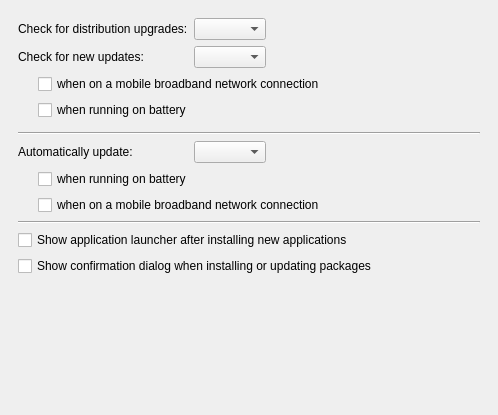
The window that ApperKCM/Settings/Settings.ui (KDE/apper) describes before a commit, drawn with Qt 5.
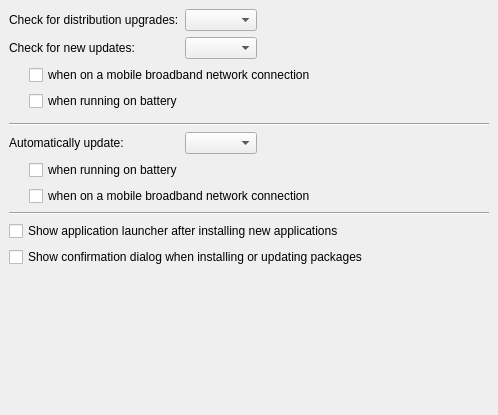
The same window after the commit. Custom widgets are drawn as their Qt base class.

Patch:
```diff
--- a/ApperKCM/Settings/Settings.ui
+++ b/ApperKCM/Settings/Settings.ui
@@ -20,13 +20,16 @@
    <property name="margin">
     <number>0</number>
    </property>
-   <item row="0" column="0">
+   <item row="1" column="0">
     <widget class="QStackedWidget" name="stackedWidget">
      <property name="currentIndex">
       <number>0</number>
      </property>
      <widget class="QWidget" name="page">
       <layout class="QGridLayout" name="gridLayout_3">
+       <property name="margin">
+        <number>0</number>
+       </property>
        <item row="0" column="0">
         <widget class="QWidget" name="widget" native="true">
          <layout class="QHBoxLayout" name="horizontalLayout">
@@ -260,6 +263,12 @@
    <extends>QComboBox</extends>
    <header>kcombobox.h</header>
   </customwidget>
+  <customwidget>
+   <class>KMessageWidget</class>
+   <extends>QWidget</extends>
+   <header>KMessageWidget</header>
+   <container>1</container>
+  </customwidget>
  </customwidgets>
  <resources/>
  <connections/>
```
Left out of the diff: 8 changed lines with no effect on the pictures.
